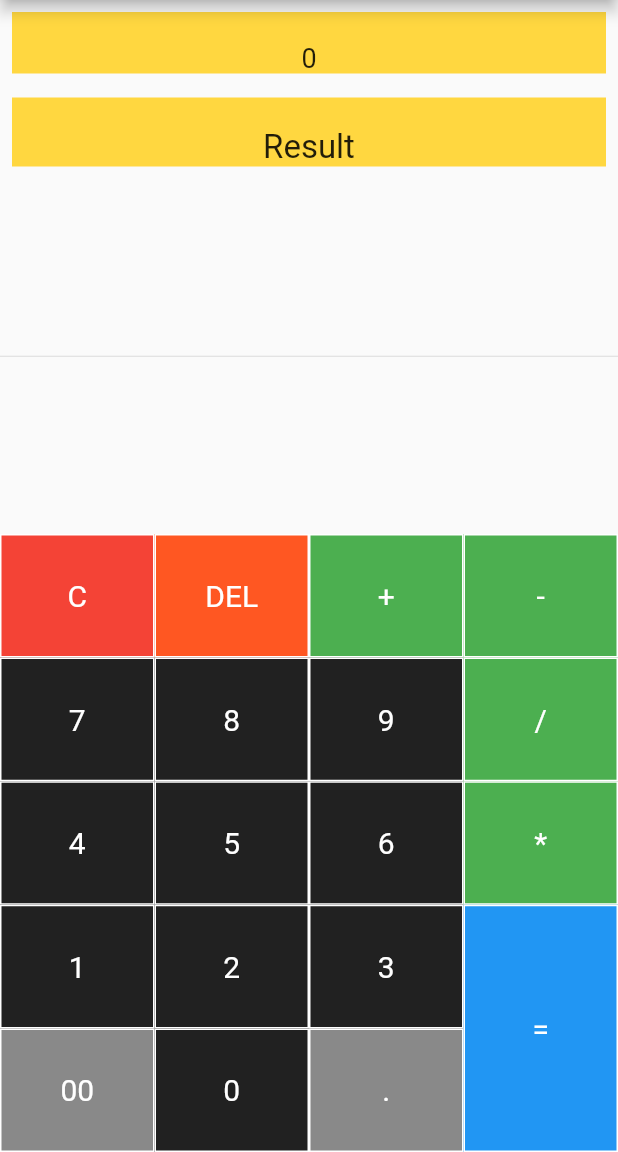
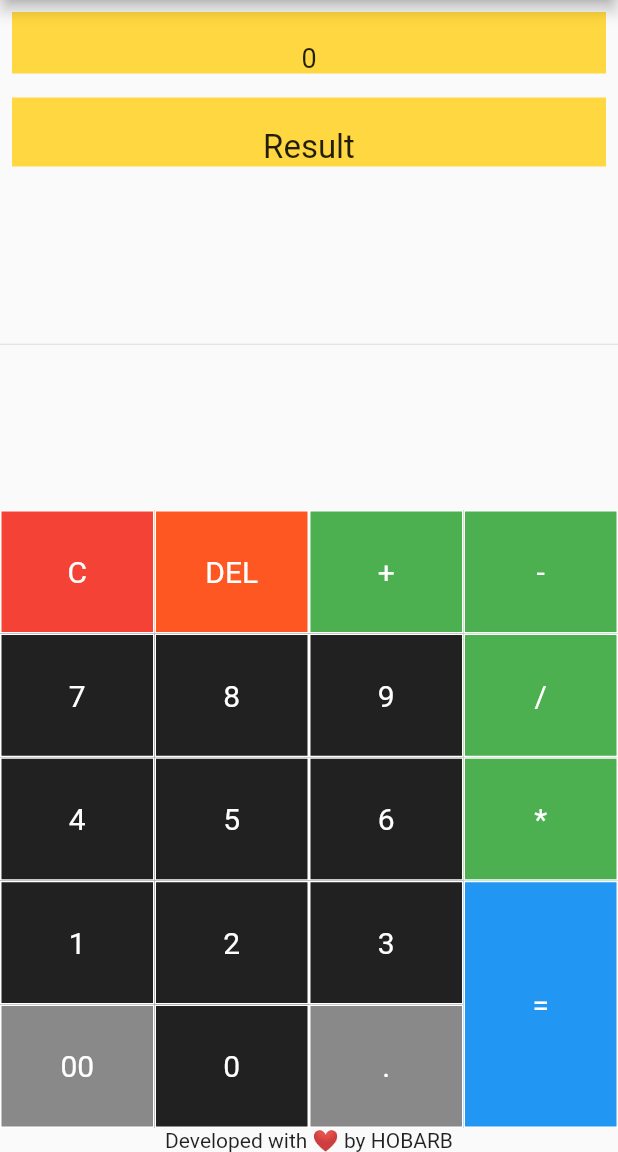
Before and after one commit to dikamjit-borah/mehlculator, a Flutter app: the screen it shows after launch, on a phone screen of 412 x 824 dp, the part 84-1236 px from its top. Run offline on Flutter 3.47's test engine with Material 2 defaults, Android fonts, the phone set to English and light mode, and no system bars; our stand-ins replace math_expressions.

Commit message:
commit#2

```diff
--- a/lib/main.dart
+++ b/lib/main.dart
@@ -59,9 +59,6 @@ class _TheCalculatorState extends State<TheCalculator> {
       {
         result = "Something's not right!";
       }
-
-
-
       }
       else
       {
@@ -186,6 +183,11 @@ class _TheCalculatorState extends State<TheCalculator> {
                 ),
               )
             ],
+          ),
+          Row(
+            children: <Widget>[
+              Text("Developed with ❤ by HOBARB")],
+            mainAxisAlignment: MainAxisAlignment.center,
           )
 
 
```
